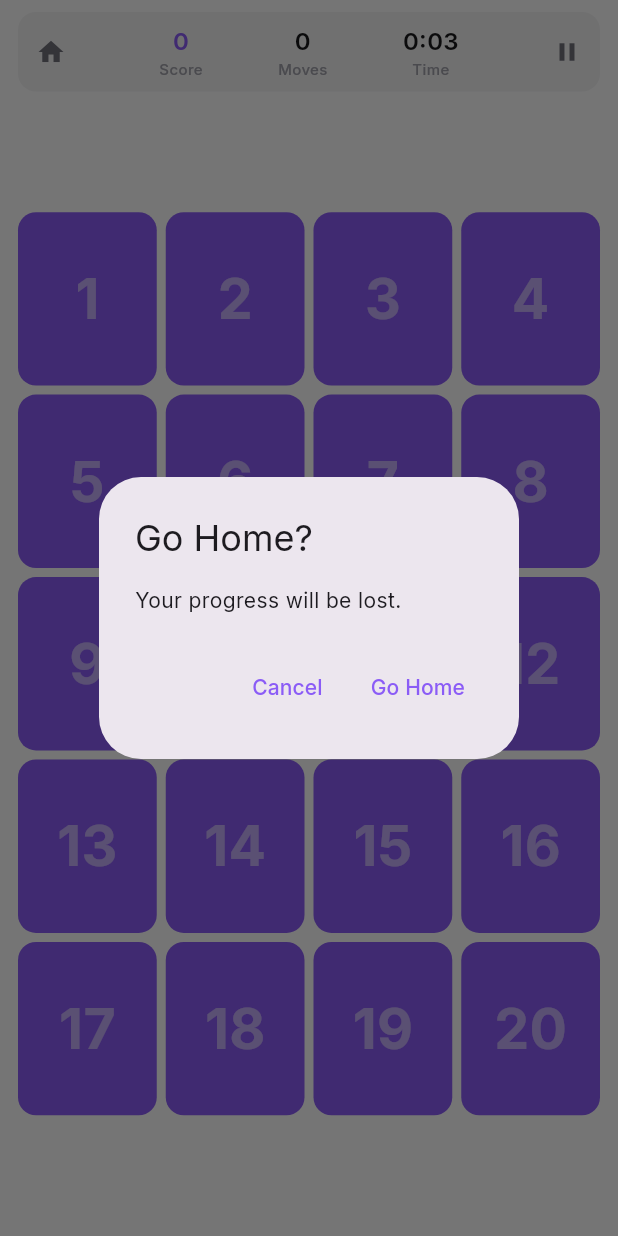
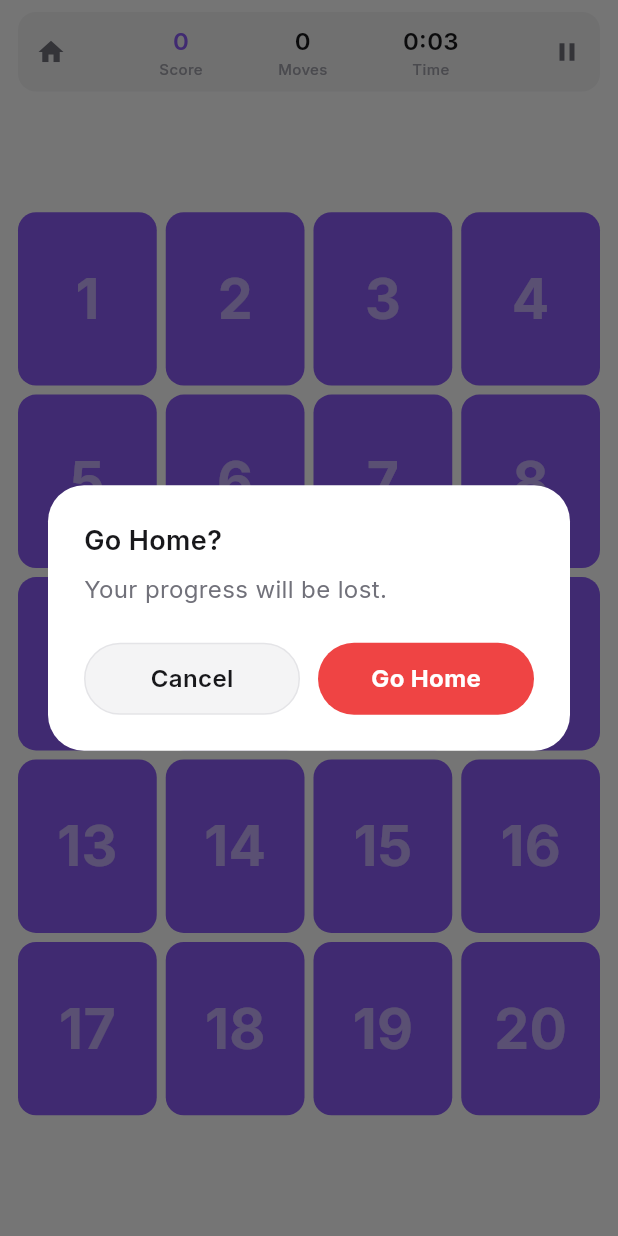
Before and after one commit to aytackocaman/musicmemo, a Flutter app: the SinglePlayerGameScreen screen opened directly with empty values, after a tap on the "home" icon, on a phone screen of 412 x 824 dp. Run offline on Flutter 3.47's test engine with Material 3 defaults, Android fonts, the phone set to English and light mode, and no system bars; our stand-ins replace app_links, audioplayers, flutter_dotenv, flutter_riverpod, google_fonts, share_plus and 1 more; accounts and stored records are empty.

Commit message:
Restyle all dialogs and snackbars to match design system
Introduce showAppDialog and showAppSnackBar helpers in
lib/utils/app_dialogs.dart and replace all 10 raw AlertDialog /
SnackBar call sites across the app.

- Dialogs: white card, 24px radius, brand typography, side-by-side
  Cancel (gray) + Confirm (purple / red for destructive) buttons
- Snackbars: dark floating pill (#18181B), white text, 12px radius,
  24px margins; red variant for errors

Co-Authored-By: Claude Sonnet 4.6 <noreply@anthropic.com>

```diff
--- a/lib/screens/game/single_player_game_screen.dart
+++ b/lib/screens/game/single_player_game_screen.dart
@@ -6,6 +6,7 @@ import '../../providers/game_provider.dart';
 import '../../providers/user_provider.dart';
 import '../../services/audio_service.dart';
 import '../../services/database_service.dart';
+import '../../utils/app_dialogs.dart';
 import '../../utils/game_utils.dart';
 import '../../widgets/game_board.dart';
 import '../home_screen.dart';
@@ -420,19 +421,13 @@ class _SinglePlayerGameScreenState
   }
 
   void _showHomeConfirmation() {
-    showDialog(
+    showAppDialog(
       context: context,
-      builder: (dialogContext) => AlertDialog(
-        title: const Text('Go Home?'),
-        content: const Text('Your progress will be lost.'),
-        actions: [
-          TextButton(
-            onPressed: () => Navigator.pop(dialogContext),
-            child: const Text('Cancel'),
-          ),
-          TextButton(
-            onPressed: () {
-              Navigator.pop(dialogContext); // Close dialog
+      title: 'Go Home?',
+      message: 'Your progress will be lost.',
+      confirmLabel: 'Go Home',
+      isDestructive: true,
+      onConfirm: () {
         _timer?.cancel();
         Navigator.pushAndRemoveUntil(
           context,
@@ -440,10 +435,6 @@ class _SinglePlayerGameScreenState
           (route) => false,
         );
       },
-            child: const Text('Go Home'),
-          ),
-        ],
-      ),
     );
   }
 }
--- a/lib/screens/grid_screen.dart
+++ b/lib/screens/grid_screen.dart
@@ -5,6 +5,7 @@ import '../config/theme.dart';
 import '../providers/game_provider.dart';
 import '../providers/user_provider.dart';
 import '../services/database_service.dart';
+import '../utils/app_dialogs.dart';
 import 'game/preload_screen.dart';
 import 'game/online_lobby_screen.dart';
 
@@ -142,9 +143,7 @@ class GridScreen extends ConsumerWidget {
     final category = ref.read(selectedCategoryProvider);
 
     if (gameMode == null || category == null) {
-      ScaffoldMessenger.of(context).showSnackBar(
-        const SnackBar(content: Text('Please select game mode and category')),
-      );
+      showAppSnackBar(context, 'Please select a game mode and category', isError: true);
       return;
     }
 
--- /dev/null
+++ b/lib/utils/app_dialogs.dart
@@ -0,0 +1,113 @@
+import 'package:flutter/material.dart';
+import '../config/theme.dart';
+
+/// Shows a styled confirmation dialog matching the app design system.
+///
+/// [confirmLabel] defaults to 'Confirm'. Set [isDestructive] to true
+/// to tint the confirm button red instead of purple.
+Future<void> showAppDialog({
+  required BuildContext context,
+  required String title,
+  required String message,
+  String confirmLabel = 'Confirm',
+  String cancelLabel = 'Cancel',
+  bool isDestructive = false,
+  required VoidCallback onConfirm,
+}) {
+  return showDialog(
+    context: context,
+    builder: (dialogContext) => Dialog(
+      backgroundColor: AppColors.background,
+      shape: RoundedRectangleBorder(borderRadius: BorderRadius.circular(24)),
+      insetPadding: const EdgeInsets.symmetric(horizontal: 32),
+      child: Padding(
+        padding: const EdgeInsets.all(24),
+        child: Column(
+          mainAxisSize: MainAxisSize.min,
+          crossAxisAlignment: CrossAxisAlignment.start,
+          children: [
+            Text(title, style: AppTypography.bodyLarge),
+            const SizedBox(height: 8),
+            Text(
+              message,
+              style: AppTypography.body.copyWith(color: AppColors.textSecondary),
+            ),
+            const SizedBox(height: 24),
+            Row(
+              children: [
+                // Cancel
+                Expanded(
+                  child: GestureDetector(
+                    onTap: () => Navigator.pop(dialogContext),
+                    child: Container(
+                      height: 48,
+                      decoration: BoxDecoration(
+                        color: AppColors.surface,
+                        borderRadius: BorderRadius.circular(AppRadius.button),
+                        border: Border.all(color: AppColors.elevated),
+                      ),
+                      child: Center(
+                        child: Text(cancelLabel, style: AppTypography.buttonSecondary),
+                      ),
+                    ),
+                  ),
+                ),
+                const SizedBox(width: 12),
+                // Confirm
+                Expanded(
+                  child: GestureDetector(
+                    onTap: () {
+                      Navigator.pop(dialogContext);
+                      onConfirm();
+                    },
+                    child: Container(
+                      height: 48,
+                      decoration: BoxDecoration(
+                        color: isDestructive
+                            ? const Color(0xFFEF4444)
+                            : AppColors.purple,
+                        borderRadius: BorderRadius.circular(AppRadius.button),
+                      ),
+                      child: Center(
+                        child: Text(
+                          confirmLabel,
+                          style: AppTypography.buttonSecondary.copyWith(
+                            color: AppColors.white,
+                            fontWeight: FontWeight.w700,
+                          ),
+                        ),
+                      ),
+                    ),
+                  ),
+                ),
+              ],
+            ),
+          ],
+        ),
+      ),
+    ),
+  );
+}
+
+/// Shows a styled floating snackbar matching the app design system.
+void showAppSnackBar(
+  BuildContext context,
+  String message, {
+  bool isError = false,
+  Duration duration = const Duration(seconds: 2),
+}) {
+  ScaffoldMessenger.of(context).showSnackBar(
+    SnackBar(
+      content: Text(
+        message,
+        style: AppTypography.bodySmall.copyWith(color: AppColors.white),
+      ),
+      backgroundColor:
+          isError ? const Color(0xFFEF4444) : AppColors.textPrimary,
+      behavior: SnackBarBehavior.floating,
+      margin: const EdgeInsets.fromLTRB(24, 0, 24, 24),
+      shape: RoundedRectangleBorder(borderRadius: BorderRadius.circular(12)),
+      duration: duration,
+    ),
+  );
+}
```
Also changed, not shown: lib/screens/game/local_multiplayer_game_screen.dart (+7 -16 lines), lib/screens/game/online_game_screen.dart (+37 -80 lines), lib/screens/game/online_mode_screen.dart (+2 -6 lines), lib/screens/home_screen.dart (+7 -19 lines), lib/screens/login_screen.dart (+2 -6 lines). Lines whose indentation alone changed are shown as unchanged.
